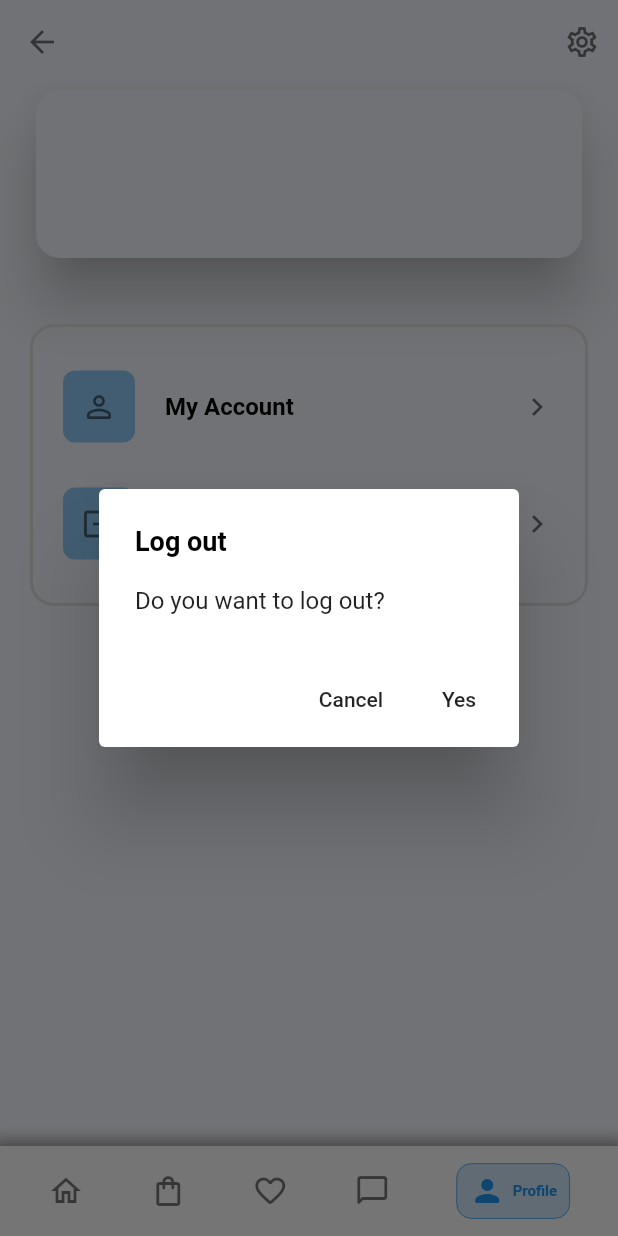
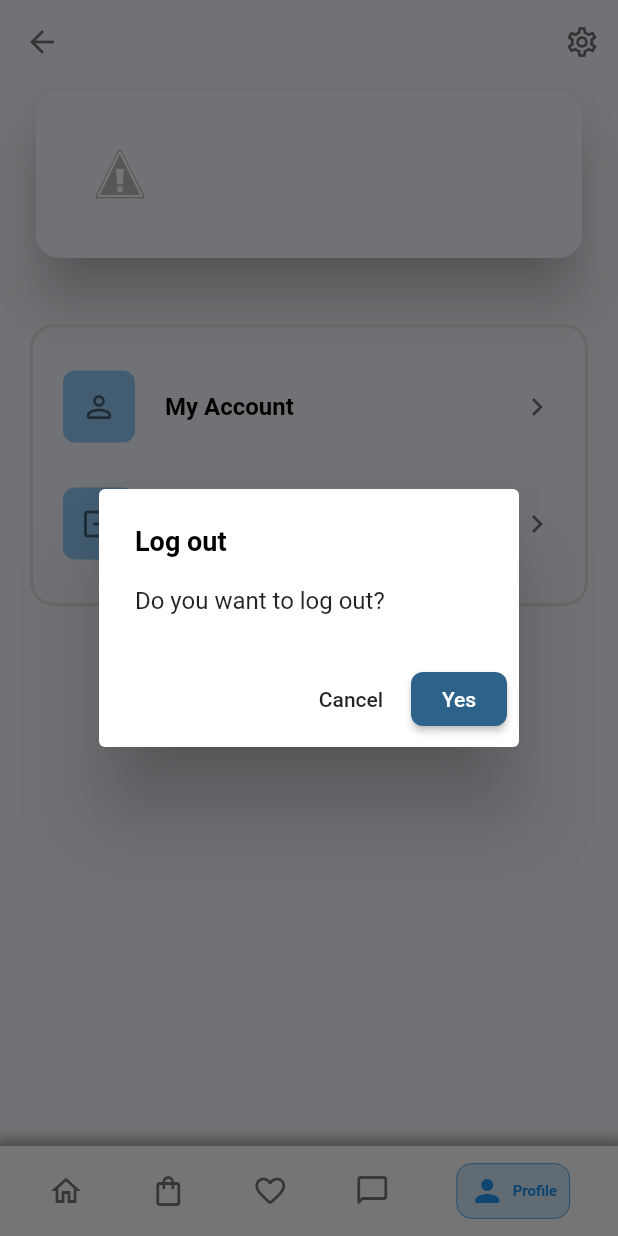
Before and after one commit to ngocnam11/e_shop, a Flutter app: the ProfileScreen screen opened by its route, after a tap on "Log out", on a phone screen of 412 x 824 dp. Run offline on Flutter 3.47's test engine with Material 2 defaults, Android fonts, the phone set to English and light mode, and no system bars; our stand-ins replace carousel_slider, cloud_firestore, equatable, firebase_auth, firebase_core, firebase_storage and 4 more; accounts and stored records are empty; network calls fail; project files that could hold a hidden picture were left out.

Commit message:
add custom widget for network image

```diff
--- a/lib/screens/my_account_screen.dart
+++ b/lib/screens/my_account_screen.dart
@@ -8,6 +8,7 @@ import '../config/utils.dart';
 import '../router/router.dart';
 import '../services/auth_services.dart';
 import '../services/firestore_services.dart';
+import '../widgets/custom_network_image.dart';
 import '../widgets/text_field_input.dart';
 
 class MyAccountScreen extends StatefulWidget {
@@ -133,8 +134,8 @@ class _MyAccountScreenState extends State<MyAccountScreen> {
                                   width: 100,
                                   fit: BoxFit.cover,
                                 )
-                              : Image.network(
-                                  snapshot.data!['photoUrl'],
+                              : CustomNetworkImage(
+                                  src: snapshot.data!['photoUrl'],
                                   height: 100,
                                   width: 100,
                                   fit: BoxFit.cover,
--- a/lib/screens/new_address_screen.dart
+++ b/lib/screens/new_address_screen.dart
@@ -1,9 +1,9 @@
-import 'package:e_shop/services/auth_services.dart';
-import 'package:e_shop/services/firestore_services.dart';
 import 'package:flutter/material.dart';
 
 import '../config/utils.dart';
 import '../router/router.dart';
+import '../services/auth_services.dart';
+import '../services/firestore_services.dart';
 import '../widgets/text_field_input.dart';
 import 'screens.dart';
 
--- a/lib/screens/order_confirmation/order_confirm_screen.dart
+++ b/lib/screens/order_confirmation/order_confirm_screen.dart
@@ -69,7 +69,10 @@ class OrderConfirmScreen extends StatelessWidget {
         padding: const EdgeInsets.fromLTRB(20, 0, 20, 20),
         child: ElevatedButton(
           onPressed: () {
-            Navigator.of(context).pushReplacementNamed(AppRouter.home);
+            Navigator.of(context).pushNamedAndRemoveUntil(
+              AppRouter.home,
+              (route) => false,
+            );
           },
           style: ElevatedButton.styleFrom(
             padding: const EdgeInsets.symmetric(vertical: 16),
--- a/lib/screens/profile_screen.dart
+++ b/lib/screens/profile_screen.dart
@@ -4,6 +4,7 @@ import 'package:flutter/material.dart';
 import '../router/router.dart';
 import '../services/auth_services.dart';
 import '../widgets/custom_navigationbar.dart';
+import '../widgets/custom_network_image.dart';
 import '../widgets/profile_menu.dart';
 
 class ProfileScreen extends StatelessWidget {
@@ -58,8 +59,8 @@ class ProfileScreen extends StatelessWidget {
                             padding: const EdgeInsets.all(12),
                             child: ClipRRect(
                               borderRadius: BorderRadius.circular(16),
-                              child: Image.network(
-                                snapshot.data!['photoUrl'],
+                              child: CustomNetworkImage(
+                                src: snapshot.data!['photoUrl'],
                                 height: 88,
                                 width: 88,
                                 fit: BoxFit.cover,
@@ -138,16 +139,13 @@ class ProfileScreen extends StatelessWidget {
                                       style: TextStyle(color: Colors.black87),
                                     ),
                                   ),
-                                  TextButton(
+                                  ElevatedButton(
                                     onPressed: () {
                                       AuthServices().logout();
                                       Navigator.of(context)
                                           .pushNamed(AppRouter.login);
                                     },
-                                    child: const Text(
-                                      'Yes',
-                                      style: TextStyle(color: Colors.black87),
-                                    ),
+                                    child: const Text('Yes'),
                                   ),
                                 ],
                               ),
--- a/lib/screens/search_screen.dart
+++ b/lib/screens/search_screen.dart
@@ -1,9 +1,9 @@
-import 'package:e_shop/widgets/carousel.dart';
 import 'package:flutter/material.dart';
 
 import '../models/category.dart';
 import '../router/router.dart';
 import '../services/firestore_services.dart';
+import '../widgets/carousel.dart';
 import '../widgets/list_categoties.dart';
 import '../widgets/text_field_input.dart';
 
--- /dev/null
+++ b/lib/widgets/custom_network_image.dart
@@ -0,0 +1,37 @@
+import 'package:flutter/material.dart';
+
+class CustomNetworkImage extends StatelessWidget {
+  const CustomNetworkImage({
+    Key? key,
+    required this.src,
+    this.width,
+    this.height,
+    this.fit,
+  }) : super(key: key);
+
+  final String src;
+  final double? width;
+  final double? height;
+  final BoxFit? fit;
+
+  @override
+  Widget build(BuildContext context) {
+    return FadeInImage.assetNetwork(
+      image: src,
+      placeholder: 'assets/images/placeholder.jpg',
+      width: width ?? double.maxFinite,
+      height: height ?? double.maxFinite,
+      fit: fit,
+      placeholderFit: fit,
+      imageErrorBuilder: (context, error, stackTrace) {
+        debugPrint(error.toString());
+        return Image.asset(
+          'assets/images/error.jpg',
+          width: width ?? double.maxFinite,
+          height: height ?? double.maxFinite,
+          fit: fit,
+        );
+      },
+    );
+  }
+}
```
Also changed, not shown: lib/screens/admin_panel/ad_edit_product_screen.dart (+14 -14 lines), lib/screens/admin_panel/ad_order_screen.dart (+4 -5 lines), lib/screens/admin_panel/ad_product_card.dart (+5 -11 lines), lib/screens/admin_panel/new_product_screen.dart (+13 -14 lines), lib/screens/product_screen.dart (+6 -9 lines), lib/widgets/carousel.dart (+7 -7 lines), lib/widgets/list_categoties.dart (+3 -4 lines), lib/widgets/list_conversation.dart (+7 -5 lines), lib/widgets/list_item.dart (+3 -4 lines), lib/widgets/product_card.dart (+3 -4 lines), assets/images/error.jpg (added), assets/images/placeholder.jpg (added), assets/images/transparent_placeholder.png (added).
